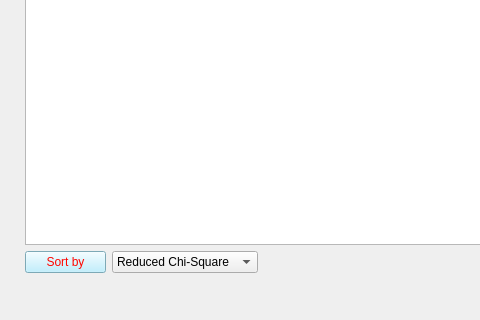
This is uis/RefChooser.ui in pattammattel/MIDAS_Admin as Qt 5 draws it before an edit; both pictures show x 0 to 480 and y 665 to 985 of the 986 by 985 pixel window. The edited form follows.
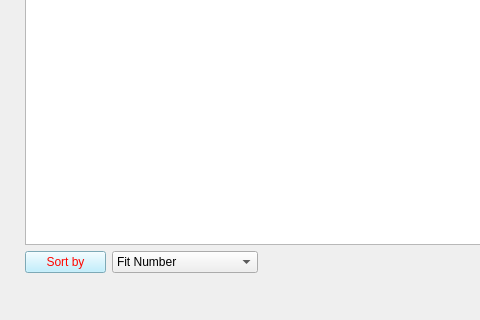
This is the edited form. Custom widgets are drawn as their Qt base class.

```diff
--- a/uis/RefChooser.ui
+++ b/uis/RefChooser.ui
@@ -177,6 +177,11 @@
       </item>
       <item row="0" column="1">
        <widget class="QComboBox" name="cb_sorter">
+        <item>
+         <property name="text">
+          <string>Fit Number</string>
+         </property>
+        </item>
         <item>
          <property name="text">
           <string>Reduced Chi-Square</string>
```
Left out of the diff: 5 changed lines with no effect on the pictures.
